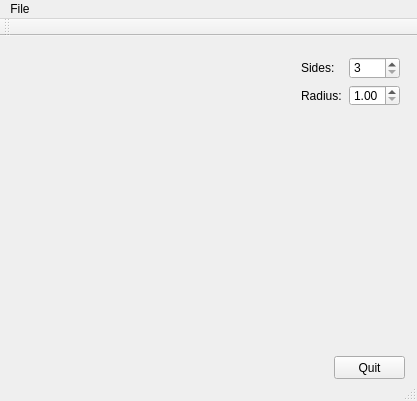
First picture: the form in mainwindow.ui, repository bluepoke/glqtree, before the edit.
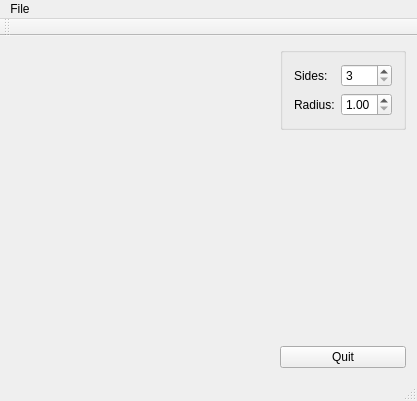
Second picture: the form after the edit. Custom widgets are drawn as their Qt base class.

Commit message: adjusted layout to resize widgets automatically

The edit to the form file:
```diff
--- a/mainwindow.ui
+++ b/mainwindow.ui
@@ -14,40 +14,23 @@
    <string>MainWindow</string>
   </property>
   <widget class="QWidget" name="centralWidget">
+   <layout class="QGridLayout" name="gridLayout_3">
+    <item row="0" column="0">
    <widget class="MyPanelOpenGL" name="panelGL" native="true">
-    <property name="geometry">
-     <rect>
-      <x>10</x>
-      <y>10</y>
-      <width>271</width>
-      <height>331</height>
-     </rect>
+      <property name="sizePolicy">
+       <sizepolicy hsizetype="Expanding" vsizetype="Expanding">
+        <horstretch>0</horstretch>
+        <verstretch>0</verstretch>
+       </sizepolicy>
     </property>
     <zorder>gridLayoutWidget</zorder>
     <zorder>label</zorder>
    </widget>
-   <widget class="QPushButton" name="quitButton">
-    <property name="geometry">
-     <rect>
-      <x>334</x>
-      <y>320</y>
-      <width>71</width>
-      <height>23</height>
-     </rect>
-    </property>
-    <property name="text">
-     <string>Quit</string>
-    </property>
-   </widget>
-   <widget class="QWidget" name="widget" native="true">
-    <property name="geometry">
-     <rect>
-      <x>290</x>
-      <y>10</y>
-      <width>121</width>
-      <height>71</height>
-     </rect>
-    </property>
+    </item>
+    <item row="0" column="1">
+     <layout class="QVBoxLayout" name="verticalLayout">
+      <item>
+       <widget class="QGroupBox" name="groupBox">
     <layout class="QGridLayout" name="gridLayout_2">
      <item row="0" column="0">
       <widget class="QLabel" name="label">
@@ -88,6 +71,30 @@
      </item>
     </layout>
    </widget>
+      </item>
+      <item>
+       <spacer name="verticalSpacer">
+        <property name="orientation">
+         <enum>Qt::Vertical</enum>
+        </property>
+        <property name="sizeHint" stdset="0">
+         <size>
+          <width>20</width>
+          <height>40</height>
+         </size>
+        </property>
+       </spacer>
+      </item>
+      <item>
+       <widget class="QPushButton" name="quitButton">
+        <property name="text">
+         <string>Quit</string>
+        </property>
+       </widget>
+      </item>
+     </layout>
+    </item>
+   </layout>
   </widget>
   <widget class="QMenuBar" name="menuBar">
    <property name="geometry">
```
Left out of the diff: 78 changed lines with no effect on the pictures. Lines whose indentation alone changed are shown as unchanged.
